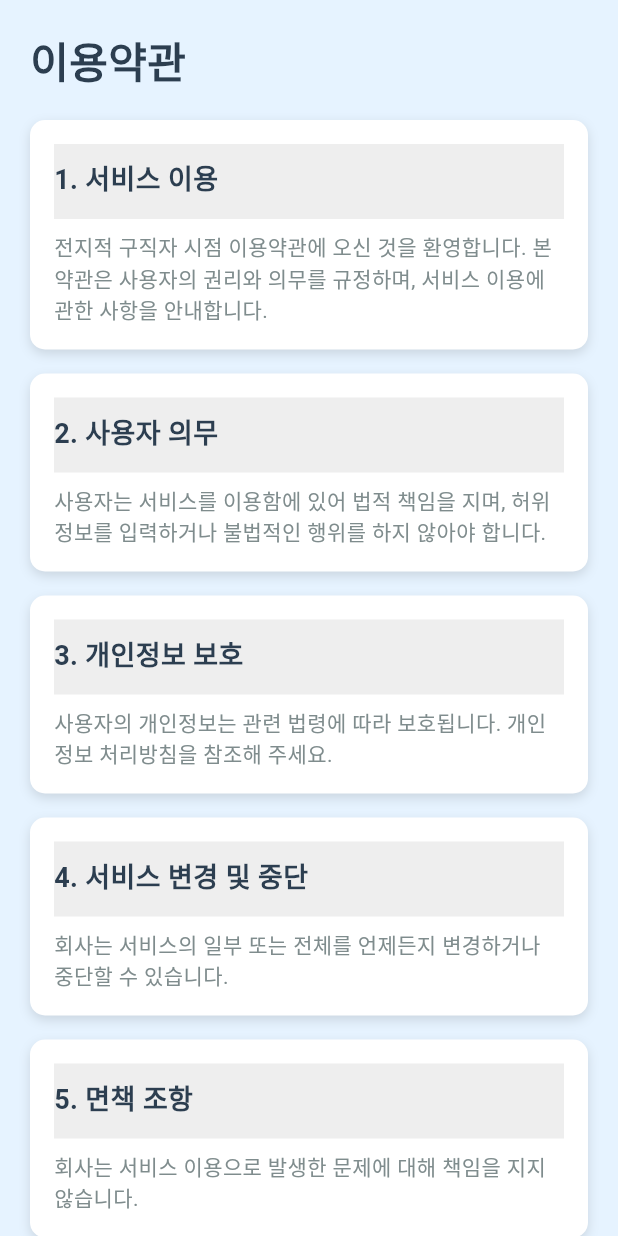
After one commit to Omniscient-Job-Project/Omniscient-flutter, a Flutter app: the TermsScreen screen opened by its route, on a phone screen of 412 x 824 dp. The commit adds this screen. Run offline on Flutter 3.47's test engine with Material 3 defaults, Android fonts, the phone set to English and light mode, and no system bars; our stand-ins replace dio, flutter_dotenv, font_awesome_flutter, get, shared_preferences; accounts and stored records are empty; network calls fail.

Commit message:
feat:term

```diff
--- /dev/null
+++ b/lib/features/term/models/term_section.dart
@@ -0,0 +1,6 @@
+class TermSection {
+  final String title;
+  final String content;
+
+  TermSection({required this.title, required this.content});
+}
--- /dev/null
+++ b/lib/features/term/screens/terms_screen.dart
@@ -0,0 +1,80 @@
+import 'package:flutter/material.dart';
+import '../models/term_section.dart';
+import '../widgets/term_section_widget.dart';
+
+class TermsScreen extends StatelessWidget {
+  TermsScreen({Key? key}) : super(key: key);
+
+  final List<TermSection> sections = [
+    TermSection(
+      title: "1. 서비스 이용",
+      content: "전지적 구직자 시점 이용약관에 오신 것을 환영합니다. 본 약관은 사용자의 권리와 의무를 규정하며, 서비스 이용에 관한 사항을 안내합니다.",
+    ),
+    TermSection(
+      title: "2. 사용자 의무",
+      content: "사용자는 서비스를 이용함에 있어 법적 책임을 지며, 허위 정보를 입력하거나 불법적인 행위를 하지 않아야 합니다.",
+    ),
+    TermSection(
+      title: "3. 개인정보 보호",
+      content: "사용자의 개인정보는 관련 법령에 따라 보호됩니다. 개인정보 처리방침을 참조해 주세요.",
+    ),
+    TermSection(
+      title: "4. 서비스 변경 및 중단",
+      content: "회사는 서비스의 일부 또는 전체를 언제든지 변경하거나 중단할 수 있습니다.",
+    ),
+    TermSection(
+      title: "5. 면책 조항",
+      content: "회사는 서비스 이용으로 발생한 문제에 대해 책임을 지지 않습니다.",
+    ),
+    TermSection(
+      title: "6. 약관 변경",
+      content: "회사는 본 약관을 변경할 수 있으며, 변경된 약관은 웹사이트에 공지합니다.",
+    ),
+  ];
+
+  @override
+  Widget build(BuildContext context) {
+    return Scaffold(
+      body: Container(
+        color: Color(0xFFE6F3FF),
+        child: SafeArea(
+          child: SingleChildScrollView(
+            padding: const EdgeInsets.all(20),
+            child: Column(
+              crossAxisAlignment: CrossAxisAlignment.start,
+              children: [
+                const Text(
+                  '이용약관',
+                  style: TextStyle(
+                    fontSize: 28,
+                    fontWeight: FontWeight.bold,
+                    color: Color(0xFF2C3E50),
+                  ),
+                ),
+                const SizedBox(height: 20),
+                ...sections.map((section) => TermSectionWidget(section: section)).toList(),
+                const SizedBox(height: 20),
+                const Text(
+                  '약관에 대한 문의는 전직시로 연락해 주세요.',
+                  style: TextStyle(
+                    fontStyle: FontStyle.italic,
+                    color: Color(0xFF7F8C8D),
+                  ),
+                ),
+                TextButton(
+                  onPressed: () {
+                    // GitHub 페이지로 이동하는 로직
+                  },
+                  child: const Text('전직시 GitHub'),
+                  style: TextButton.styleFrom(
+                    foregroundColor: Color(0xFF3498DB),
+                  ),
+                ),
+              ],
+            ),
+          ),
+        ),
+      ),
+    );
+  }
+}
--- /dev/null
+++ b/lib/features/term/widgets/term_section_widget.dart
@@ -0,0 +1,59 @@
+import 'package:flutter/material.dart';
+import '../models/term_section.dart';
+
+class TermSectionWidget extends StatelessWidget {
+  final TermSection section; // section 변수를 받기 위해 필드를 추가
+
+  const TermSectionWidget({Key? key, required this.section}) : super(key: key);
+
+  @override
+  Widget build(BuildContext context) {
+    return Container(
+      margin: const EdgeInsets.only(bottom: 16), // 섹션 간 간격
+      padding: const EdgeInsets.all(16), // 섹션 내부 패딩
+      decoration: BoxDecoration(
+        color: Colors.white, // 배경 색상
+        borderRadius: BorderRadius.circular(10), // 모서리 둥글게
+        boxShadow: [
+          BoxShadow(
+            color: Colors.black12, // 그림자 색상
+            blurRadius: 6, // 그림자 퍼짐 정도
+            offset: Offset(0, 3), // 그림자 위치
+          ),
+        ],
+      ),
+      child: Column(
+        crossAxisAlignment: CrossAxisAlignment.start,
+        children: [
+          ConstrainedBox(
+            constraints: const BoxConstraints(
+              minHeight: 50, // 최소 높이
+              maxHeight: 50, // 최대 높이
+            ),
+            child: Container(
+              width: double.infinity, // 가로로 꽉 차도록 설정
+              padding: const EdgeInsets.symmetric(vertical: 10), // 텍스트와 배경 박스 사이의 여백
+              color: Colors.grey[200], // 배경 색상
+              child: Text(
+                section.title, // section.title을 제대로 사용
+                style: const TextStyle(
+                  fontSize: 18,
+                  fontWeight: FontWeight.bold,
+                  color: Color(0xFF2C3E50),
+                ),
+              ),
+            ),
+          ),
+          const SizedBox(height: 8), // 텍스트 간 간격
+          Text(
+            section.content, // section.content 사용
+            style: const TextStyle(
+              fontSize: 14,
+              color: Color(0xFF7F8C8D),
+            ),
+          ),
+        ],
+      ),
+    );
+  }
+}
--- a/lib/main.dart
+++ b/lib/main.dart
@@ -10,6 +10,7 @@ import 'features/certificate/screens/test_jobs_screen.dart';  // 시험 일정
 import 'features/auth/screens/login_screen.dart';
 import 'features/auth/screens/register_screen.dart';
 import 'features/mypage/screens/home_screen.dart';
+import 'features/term/screens/terms_screen.dart';
 
 void main() async {
   WidgetsFlutterBinding.ensureInitialized();
@@ -35,7 +36,7 @@ class MainApp extends StatelessWidget {
         GetPage(name: '/test_jobs_screen', page: () => TestJobsScreen()),  // 시험 일정 페이지 등록
         // GetPage(name: '/notice', page: () => Notice()),
         // GetPage(name: '/faq', page: () => FAQ()),
-        // GetPage(name: '/terms', page: () => terms()),
+        GetPage(name: '/terms', page: () => TermsScreen()),
         // 마이페이지 관련 라우팅
         GetPage(name: '/home_screen', page: () => SidebarLayout(child: HomeScreen())),
         // GetPage(name: '/mypage/screen/profile_page', page: () => SidebarLayout(child: ProfilePage())),
@@ -75,6 +76,12 @@ class MenuPage extends StatelessWidget {
                 Get.toNamed('/mypage/screens/home_screen'); // 마이페이지로 이동 (사이드바가 있는 페이지)
               },
               child: const Text('마이페이지로 이동'),
+            ),
+            ElevatedButton(
+              onPressed: () {
+                Get.toNamed('/TermsScreen');  // TermsScreen으로 이동
+              },
+              child: const Text('이용 약관 페이지로 이동'),
             ),
           ],
         ),
```
